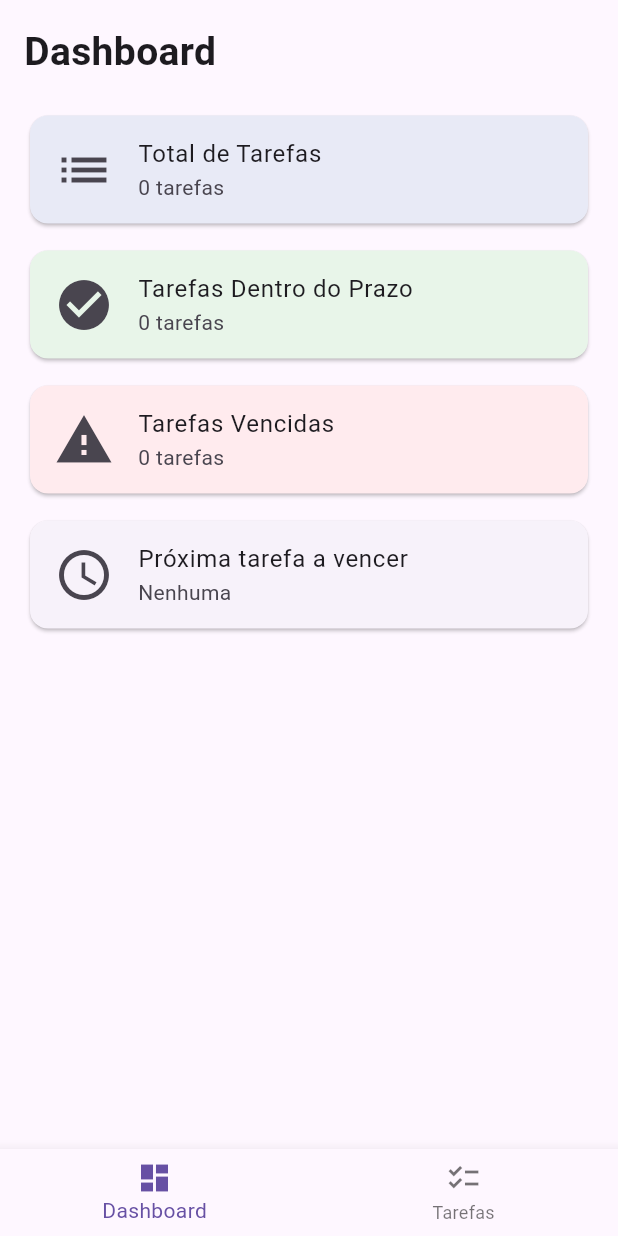
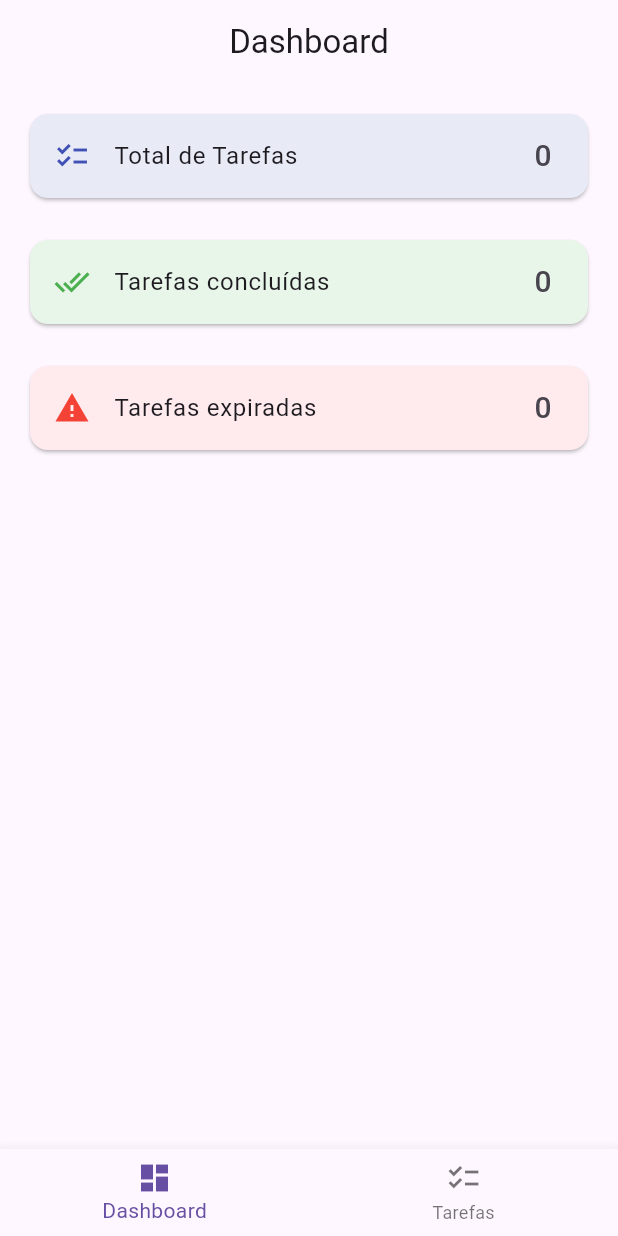
Before and after one commit to helderbastos660-afk/task_manager_app, a Flutter app: the screen it shows after launch, on a phone screen of 412 x 824 dp. Run offline on Flutter 3.47's test engine with Material 3 defaults, Android fonts, the phone set to English and light mode, and no system bars; our stand-ins replace sqflite_common_ffi; accounts and stored records are empty.

Commit message:
Update dashboard_screen.dart

```diff
--- a/lib/dashboard_screen.dart
+++ b/lib/dashboard_screen.dart
@@ -1,3 +1,4 @@
+// lib/dashboard_screen.dart
 import 'package:flutter/material.dart';
 import 'package:sqflite_common_ffi/sqflite_ffi.dart';
 
@@ -10,122 +11,60 @@ class DashboardScreen extends StatefulWidget {
 }
 
 class _DashboardScreenState extends State<DashboardScreen> {
-  int total = 0;
-  int vencidas = 0;
-  int abertas = 0;
-  String proxima = "Nenhuma";
-
-  Future<void> carregarResumo() async {
-    final tarefas = await widget.database.query('tarefas');
-
-    total = tarefas.length;
-
-    final agora = DateTime.now();
-
-    vencidas = tarefas.where((t) {
-      try {
-        final prazoStr = t['prazo']?.toString();
-        if (prazoStr == null || prazoStr.isEmpty) return false;
-
-        final prazo = DateTime.parse(prazoStr).toLocal();
-        return prazo.isBefore(agora);
-      } catch (_) {
-        return false;
-      }
-    }).length;
-
-    abertas = tarefas.length - vencidas;
-
-    final comPrazo = tarefas.where((t) {
-      final prazoStr = t['prazo']?.toString();
-      return prazoStr != null && prazoStr.isNotEmpty;
-    }).toList();
-
-    comPrazo.sort((a, b) {
-      try {
-        final pa = DateTime.parse(a['prazo'].toString()).toUtc();
-        final pb = DateTime.parse(b['prazo'].toString()).toUtc();
-        return pa.compareTo(pb);
-      } catch (_) {
-        return 0;
-      }
-    });
-
-    if (comPrazo.isNotEmpty) {
-      try {
-        final p = DateTime.parse(comPrazo.first['prazo'].toString()).toLocal();
-        proxima =
-            "${p.day.toString().padLeft(2, '0')}/${p.month.toString().padLeft(2, '0')}/${p.year} • "
-            "${p.hour.toString().padLeft(2, '0')}:${p.minute.toString().padLeft(2, '0')}";
-      } catch (_) {
-        proxima = "Nenhuma";
-      }
-    } else {
-      proxima = "Nenhuma";
-    }
-
-    setState(() {});
-  }
+  int totalTarefas = 0;
 
   @override
   void initState() {
     super.initState();
-    carregarResumo();
+    _carregarTotalTarefas();
+  }
+
+  Future<void> _carregarTotalTarefas() async {
+    final countQuery = await widget.database.rawQuery('SELECT COUNT(*) AS total FROM tarefas');
+    setState(() {
+      totalTarefas = (countQuery.first['total'] ?? 0) as int;
+    });
   }
 
   @override
   Widget build(BuildContext context) {
-    return RefreshIndicator(
-      onRefresh: carregarResumo,
-      child: ListView(
-        padding: const EdgeInsets.all(16),
+    return Scaffold(
+      appBar: AppBar(
+        title: const Text('Dashboard'),
+      ),
+      body: Padding(
+        padding: const EdgeInsets.all(16.0),
+        child: Column(
           children: [
-          const Text("Dashboard",
-              style: TextStyle(fontSize: 26, fontWeight: FontWeight.bold)),
-          const SizedBox(height: 20),
-
             Card(
               color: Colors.indigo.shade50,
               child: ListTile(
-              leading: const Icon(Icons.list, size: 40),
-              title: const Text("Total de Tarefas"),
-              subtitle: Text("$total tarefas"),
+                leading: const Icon(Icons.checklist, color: Colors.indigo),
+                title: const Text('Total de Tarefas'),
+                trailing: Text(totalTarefas.toString(), style: const TextStyle(fontSize: 20)),
               ),
             ),
-
-          const SizedBox(height: 10),
-
+            const SizedBox(height: 20),
             Card(
               color: Colors.green.shade50,
               child: ListTile(
-              leading: const Icon(Icons.check_circle, size: 40),
-              title: const Text("Tarefas Dentro do Prazo"),
-              subtitle: Text("$abertas tarefas"),
+                leading: const Icon(Icons.done_all, color: Colors.green),
+                title: const Text('Tarefas concluídas'),
+                trailing: const Text('0', style: TextStyle(fontSize: 20)), // futuramente calcular
               ),
             ),
-
-          const SizedBox(height: 10),
-
+            const SizedBox(height: 20),
             Card(
               color: Colors.red.shade50,
               child: ListTile(
-              leading: const Icon(Icons.warning, size: 40),
-              title: const Text("Tarefas Vencidas"),
-              subtitle: Text("$vencidas tarefas"),
-            ),
-          ),
-
-          const SizedBox(height: 10),
-
-          Card(
-            child: ListTile(
-              leading: const Icon(Icons.schedule, size: 40),
-              title: const Text("Próxima tarefa a vencer"),
-              subtitle: Text(proxima),
+                leading: const Icon(Icons.warning, color: Colors.red),
+                title: const Text('Tarefas expiradas'),
+                trailing: const Text('0', style: TextStyle(fontSize: 20)), // futuramente calcular
               ),
             ),
           ],
         ),
+      ),
     );
   }
 }
```
Lines whose indentation alone changed are shown as unchanged.
